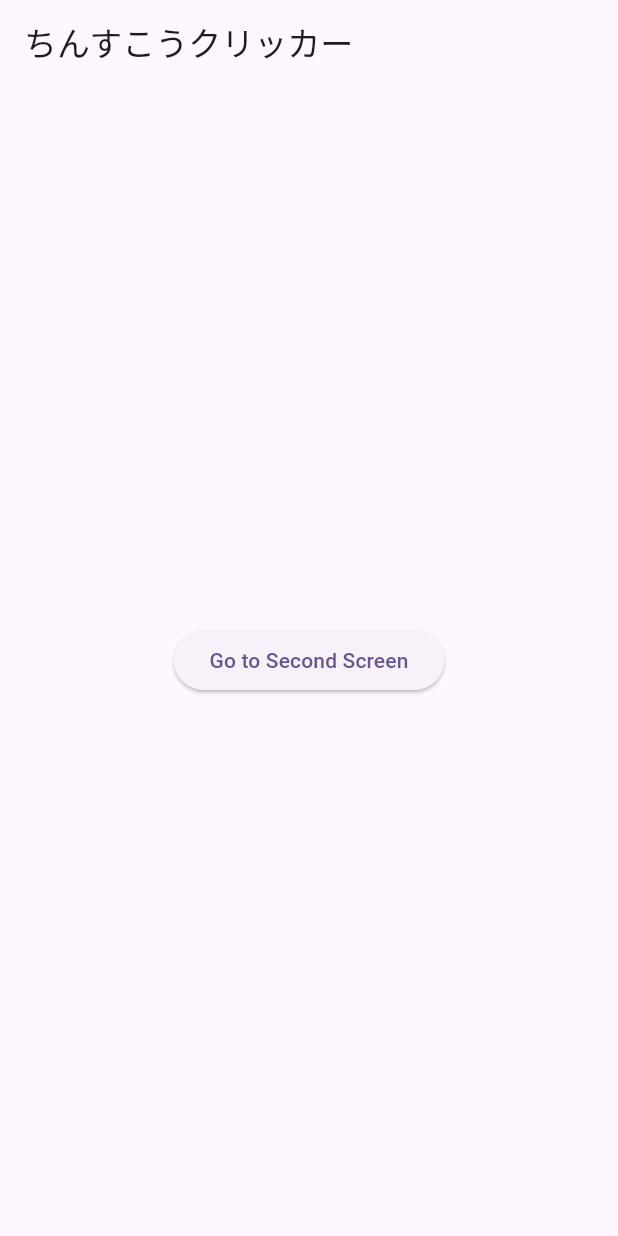
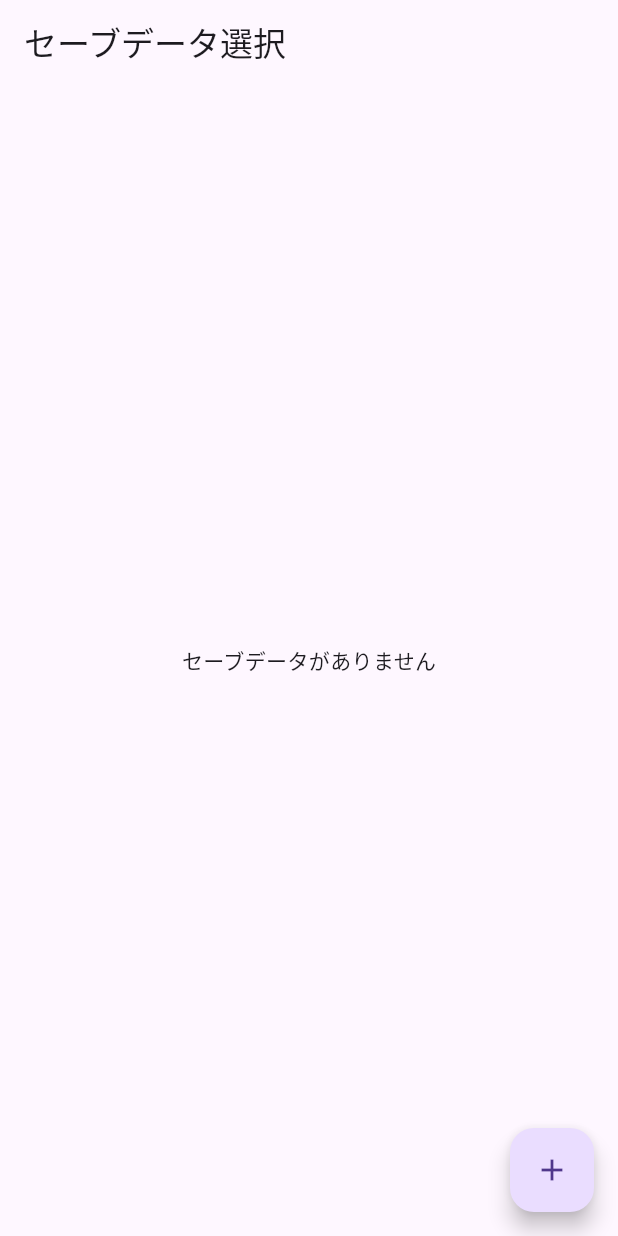
Before and after one commit to seiichi3141/chinsuko_clicker, a Flutter app: the screen it shows after launch, on a phone screen of 412 x 824 dp. Run offline on Flutter 3.47's test engine with Material 3 defaults, Android fonts, the light colour scheme and no system bars; our stand-ins replace flutter_animate, flutter_riverpod, freezed_annotation, shared_preferences.

Commit message:
Click Chinsuko and save game data

```diff
--- a/lib/home_screen.dart
+++ /dev/null
@@ -1,20 +0,0 @@
-import 'package:flutter/material.dart';
-
-class HomeScreen extends StatelessWidget {
-  const HomeScreen({super.key});
-
-  @override
-  Widget build(BuildContext context) {
-    return Scaffold(
-      appBar: AppBar(
-        title: Text('ちんすこうクリッカー'),
-      ),
-      body: Center(
-        child: ElevatedButton(
-          onPressed: () {},
-          child: Text('Go to Second Screen'),
-        ),
-      ),
-    );
-  }
-}
--- a/lib/main.dart
+++ b/lib/main.dart
@@ -1,23 +1,23 @@
-import 'package:chinsukou_clicker/home_screen.dart';
 import 'package:flutter/material.dart';
+import 'package:flutter_riverpod/flutter_riverpod.dart';
+import 'package:chinsuko_clicker/screens/home_page.dart';
 
 void main() {
-  runApp(const App());
+  runApp(
+    const ProviderScope(child: MyApp()),
+  );
 }
 
-class App extends StatelessWidget {
-  const App({super.key});
+class MyApp extends StatelessWidget {
+  const MyApp({super.key});
 
   @override
   Widget build(BuildContext context) {
     return MaterialApp(
       title: 'ちんすこうクリッカー',
       debugShowCheckedModeBanner: false,
-      theme: ThemeData(
-        colorScheme: ColorScheme.fromSeed(seedColor: Colors.deepPurple),
-        useMaterial3: true,
-      ),
-      home: const HomeScreen(),
+      theme: ThemeData(primarySwatch: Colors.blue),
+      home: const HomePage(),
     );
   }
 }
--- /dev/null
+++ b/lib/models/chinsuko_state.dart
@@ -0,0 +1,16 @@
+// lib/models/chinsuko_state.dart
+
+import 'package:freezed_annotation/freezed_annotation.dart';
+
+part 'chinsuko_state.freezed.dart';
+part 'chinsuko_state.g.dart';
+
+@freezed
+class ChinsukoState with _$ChinsukoState {
+  const factory ChinsukoState({
+    @Default(0) int count,
+  }) = _ChinsukoState;
+
+  factory ChinsukoState.fromJson(Map<String, dynamic> json) =>
+      _$ChinsukoStateFromJson(json);
+}
--- /dev/null
+++ b/lib/models/save_data.dart
@@ -0,0 +1,20 @@
+// lib/models/save_data.dart
+
+import 'package:freezed_annotation/freezed_annotation.dart';
+import 'package:chinsuko_clicker/models/chinsuko_state.dart';
+
+part 'save_data.freezed.dart';
+part 'save_data.g.dart';
+
+@freezed
+class SaveData with _$SaveData {
+  const factory SaveData({
+    required String id,
+    required String name,
+    required ChinsukoState state,
+    required DateTime updatedAt,
+  }) = _SaveData;
+
+  factory SaveData.fromJson(Map<String, dynamic> json) =>
+      _$SaveDataFromJson(json);
+}
--- /dev/null
+++ b/lib/providers/save_data_notifier.dart
@@ -0,0 +1,36 @@
+import 'package:flutter_riverpod/flutter_riverpod.dart';
+import 'package:chinsuko_clicker/models/save_data.dart';
+import 'package:chinsuko_clicker/repositories/save_data_repository.dart';
+
+class SaveDataNotifier extends StateNotifier<List<SaveData>> {
+  final SaveDataRepository _repository;
+  SaveDataNotifier({required SaveDataRepository repository})
+      : _repository = repository,
+        super([]) {
+    loadSaves();
+  }
+
+  /// SharedPreferences からセーブデータ一覧を読み込み、状態を更新する
+  Future<void> loadSaves() async {
+    final saves = await _repository.loadSaves();
+    state = saves;
+  }
+
+  /// セーブデータを追加または更新し、一覧をリロードする
+  Future<void> addOrUpdateSave(SaveData saveData) async {
+    await _repository.saveSaveData(saveData);
+    await loadSaves();
+  }
+
+  /// 指定したIDのセーブデータを削除し、一覧をリロードする
+  Future<void> deleteSave(String id) async {
+    await _repository.deleteSaveData(id);
+    await loadSaves();
+  }
+}
+
+/// グローバルに利用する StateNotifierProvider
+final saveDataNotifierProvider =
+    StateNotifierProvider<SaveDataNotifier, List<SaveData>>((ref) {
+  return SaveDataNotifier(repository: SaveDataRepository());
+});
--- /dev/null
+++ b/lib/screens/home_page.dart
@@ -0,0 +1,69 @@
+import 'package:flutter/material.dart';
+import 'package:flutter_riverpod/flutter_riverpod.dart';
+import 'package:chinsuko_clicker/models/save_data.dart';
+import 'package:chinsuko_clicker/models/chinsuko_state.dart';
+import 'package:chinsuko_clicker/providers/save_data_notifier.dart';
+import 'package:chinsuko_clicker/screens/game_page.dart';
+import 'package:uuid/uuid.dart';
+
+class HomePage extends ConsumerWidget {
+  const HomePage({super.key});
+
+  @override
+  Widget build(BuildContext context, WidgetRef ref) {
+    // StateNotifierProvider を watch して最新のセーブ一覧を取得
+    final saves = ref.watch(saveDataNotifierProvider);
+
+    return Scaffold(
+      appBar: AppBar(
+        title: const Text('セーブデータ選択'),
+      ),
+      body: saves.isEmpty
+          ? const Center(child: Text('セーブデータがありません'))
+          : ListView.builder(
+              itemCount: saves.length,
+              itemBuilder: (context, index) {
+                final save = saves[index];
+                return ListTile(
+                  title: Text(save.name),
+                  subtitle: Text('ちんすこう: ${save.state.count}'),
+                  onTap: () async {
+                    // 選択したセーブでゲーム開始
+                    await Navigator.push(
+                      context,
+                      MaterialPageRoute(
+                        builder: (context) => GamePage(saveData: save),
+                      ),
+                    );
+                    // ゲーム画面から戻った際、念のため最新状態に更新（任意）
+                    ref.read(saveDataNotifierProvider.notifier).loadSaves();
+                  },
+                );
+              },
+            ),
+      floatingActionButton: FloatingActionButton(
+        onPressed: () async {
+          // 新規セーブの作成（初期状態は count = 0）
+          final newSave = SaveData(
+            id: const Uuid().v4(),
+            name: 'セーブ ${DateTime.now().toLocal()}',
+            state: const ChinsukoState(),
+            updatedAt: DateTime.now(),
+          );
+          // SaveDataNotifier 経由でセーブデータを追加
+          await ref
+              .read(saveDataNotifierProvider.notifier)
+              .addOrUpdateSave(newSave);
+          // 新規セーブでゲーム開始
+          Navigator.push(
+            context,
+            MaterialPageRoute(
+              builder: (context) => GamePage(saveData: newSave),
+            ),
+          );
+        },
+        child: const Icon(Icons.add),
+      ),
+    );
+  }
+}
```
Also changed, not shown: lib/providers/chinsuko_provider.dart (added, +17 -0 lines), lib/providers/save_data_provider.dart (added, +10 -0 lines), lib/repositories/save_data_repository.dart (added, +36 -0 lines), lib/screens/chinsuko_clicker_page.dart (added, +30 -0 lines), lib/screens/game_page.dart (added, +65 -0 lines), lib/widgets/animated_chinsuko_image.dart (added, +45 -0 lines), pubspec.yaml (+6 -1 lines), assets/chinsuko.png (added), lib/models/chinsuko_state.freezed.dart (added), lib/models/chinsuko_state.g.dart (added), lib/models/save_data.freezed.dart (added), lib/models/save_data.g.dart (added), pubspec.lock, 12 other files.
